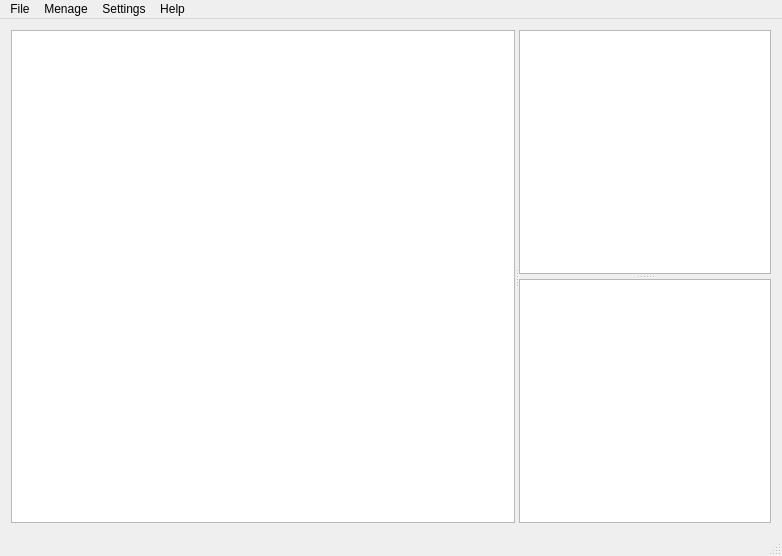
Before: the Qt Designer form VCL/mainwindow.ui in CerberPup/VersionControl, drawn with Qt 5.
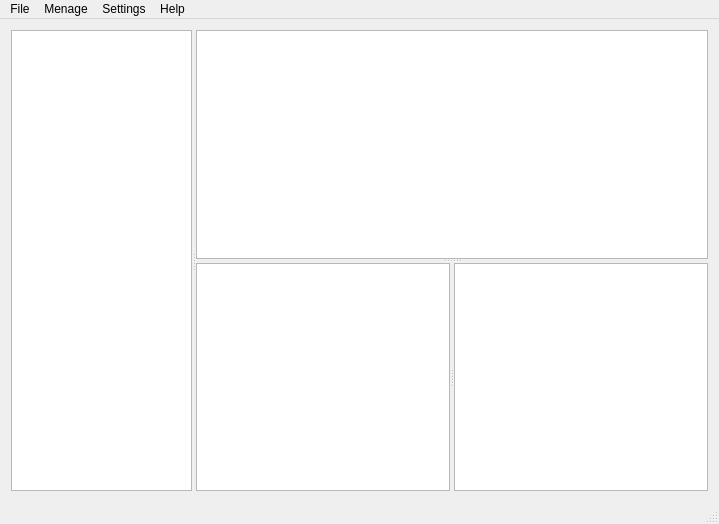
After: the same form once the commit is applied.

```diff
--- a/VCL/mainwindow.ui
+++ b/VCL/mainwindow.ui
@@ -6,8 +6,8 @@
    <rect>
     <x>0</x>
     <y>0</y>
-    <width>782</width>
-    <height>556</height>
+    <width>719</width>
+    <height>524</height>
    </rect>
   </property>
   <property name="windowTitle">
@@ -16,13 +16,7 @@
   <widget class="QWidget" name="centralWidget">
    <layout class="QGridLayout" name="gridLayout">
     <item row="0" column="0">
-     <widget class="QSplitter" name="splitter_2">
-      <property name="sizePolicy">
-       <sizepolicy hsizetype="Minimum" vsizetype="Minimum">
-        <horstretch>0</horstretch>
-        <verstretch>0</verstretch>
-       </sizepolicy>
-      </property>
+     <widget class="QSplitter" name="splitter_3">
       <property name="orientation">
        <enum>Qt::Horizontal</enum>
       </property>
@@ -67,30 +61,17 @@
         <bool>true</bool>
        </attribute>
       </widget>
-      <widget class="QSplitter" name="splitter">
-       <property name="sizePolicy">
-        <sizepolicy hsizetype="MinimumExpanding" vsizetype="Expanding">
-         <horstretch>2</horstretch>
-         <verstretch>0</verstretch>
-        </sizepolicy>
-       </property>
-       <property name="minimumSize">
-        <size>
-         <width>200</width>
-         <height>200</height>
-        </size>
-       </property>
-       <property name="frameShadow">
-        <enum>QFrame::Plain</enum>
-       </property>
+      <widget class="QSplitter" name="splitter_2">
        <property name="orientation">
         <enum>Qt::Vertical</enum>
        </property>
        <property name="opaqueResize">
         <bool>true</bool>
        </property>
-       <property name="handleWidth">
-        <number>5</number>
+       <widget class="QListView" name="CommitListView"/>
+       <widget class="QSplitter" name="splitter">
+        <property name="orientation">
+         <enum>Qt::Horizontal</enum>
        </property>
        <property name="childrenCollapsible">
         <bool>false</bool>
@@ -109,7 +90,7 @@
          </size>
         </property>
        </widget>
-       <widget class="QColumnView" name="columnView">
+        <widget class="QListView" name="NewListView">
         <property name="sizePolicy">
          <sizepolicy hsizetype="Expanding" vsizetype="Preferred">
           <horstretch>0</horstretch>
@@ -125,6 +106,7 @@
        </widget>
       </widget>
      </widget>
+     </widget>
     </item>
    </layout>
   </widget>
@@ -133,7 +115,7 @@
     <rect>
      <x>0</x>
      <y>0</y>
-     <width>782</width>
+     <width>719</width>
      <height>21</height>
     </rect>
    </property>
```
Left out of the diff: 8 changed lines with no effect on the pictures. Lines whose indentation alone changed are shown as unchanged.
